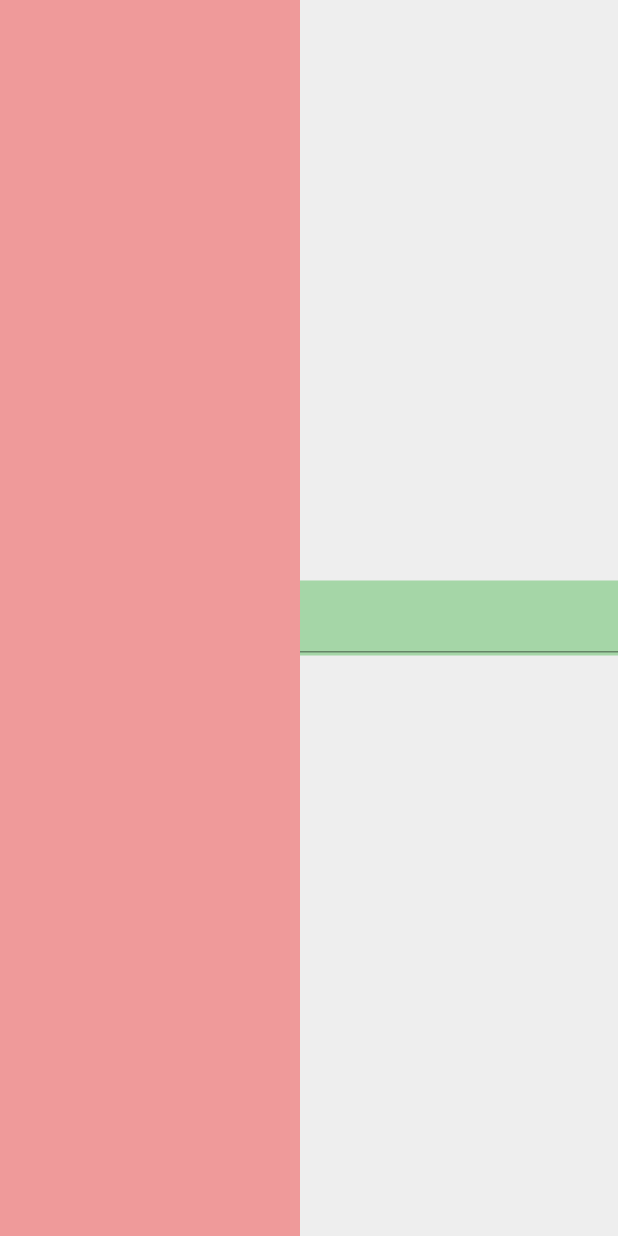
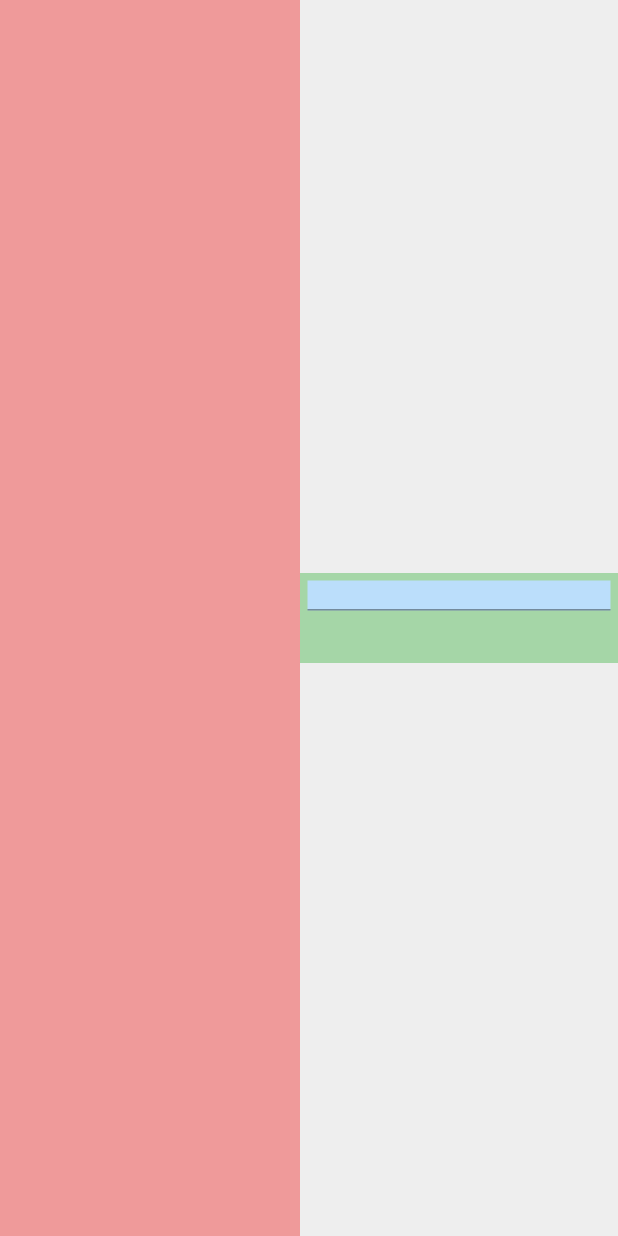
Before and after one commit to CillianMyles/tap-canvas, a Flutter app: the screen it shows after launch, on a phone screen of 412 x 824 dp. Run offline on Flutter 3.47's test engine with Material 2 defaults, Android fonts, the phone set to English and light mode, and no system bars.

Commit message:
define structure of UI for demo;

```diff
--- a/example/lib/main.dart
+++ b/example/lib/main.dart
@@ -28,6 +28,7 @@ class _DemoPage extends StatefulWidget {
 
 class _DemoPageState extends State<_DemoPage> {
   final _focusNode = FocusNode(debugLabel: '$_DemoPageState');
+  final _textController = TextEditingController();
 
   @override
   void initState() {
@@ -52,11 +53,26 @@ class _DemoPageState extends State<_DemoPage> {
               color: Colors.grey[200],
               child: Center(
                 child: Container(
-                  height: 50,
-                  width: 300,
+                  height: 60,
+                  width: 400,
                   color: Colors.green[200],
-                  child: TextField(
-                    focusNode: _focusNode,
+                  child: Column(
+                    children: [
+                      const SizedBox(height: 5),
+                      Padding(
+                        padding: const EdgeInsets.symmetric(horizontal: 5),
+                        child: Container(
+                          height: 20,
+                          color: Colors.blue[100],
+                          child: TextField(
+                            focusNode: _focusNode,
+                            controller: _textController,
+                            textAlignVertical: TextAlignVertical.center,
+                          ),
+                        ),
+                      ),
+                      const SizedBox(height: 5),
+                    ],
                   ),
                 ),
               ),
```
